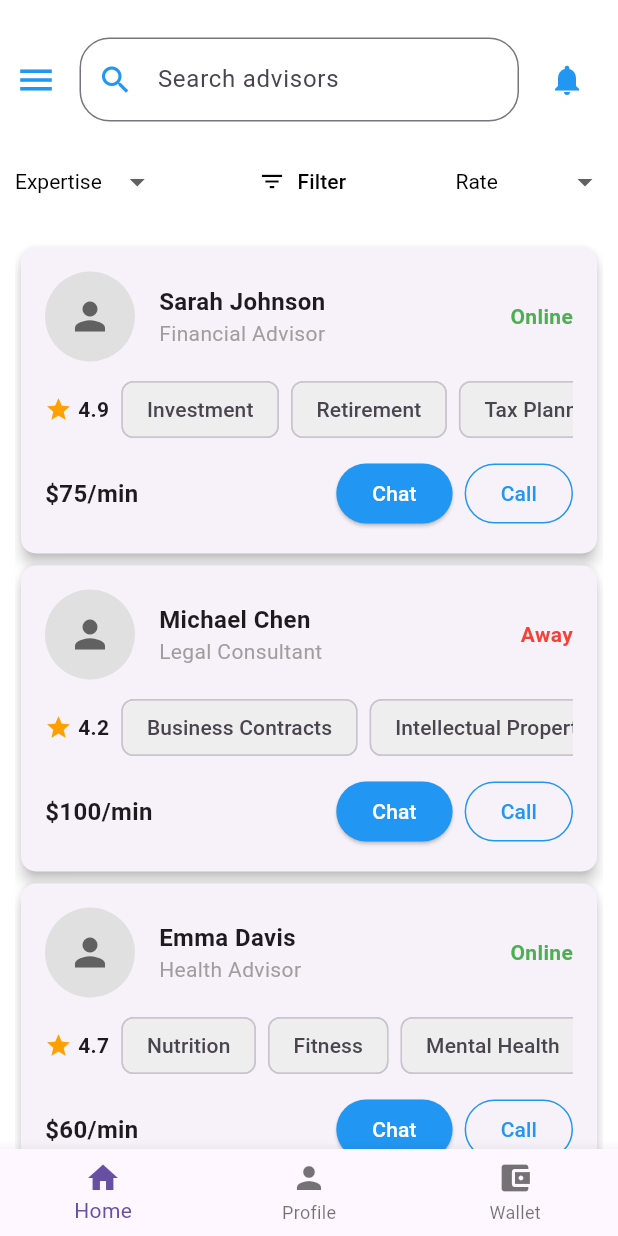
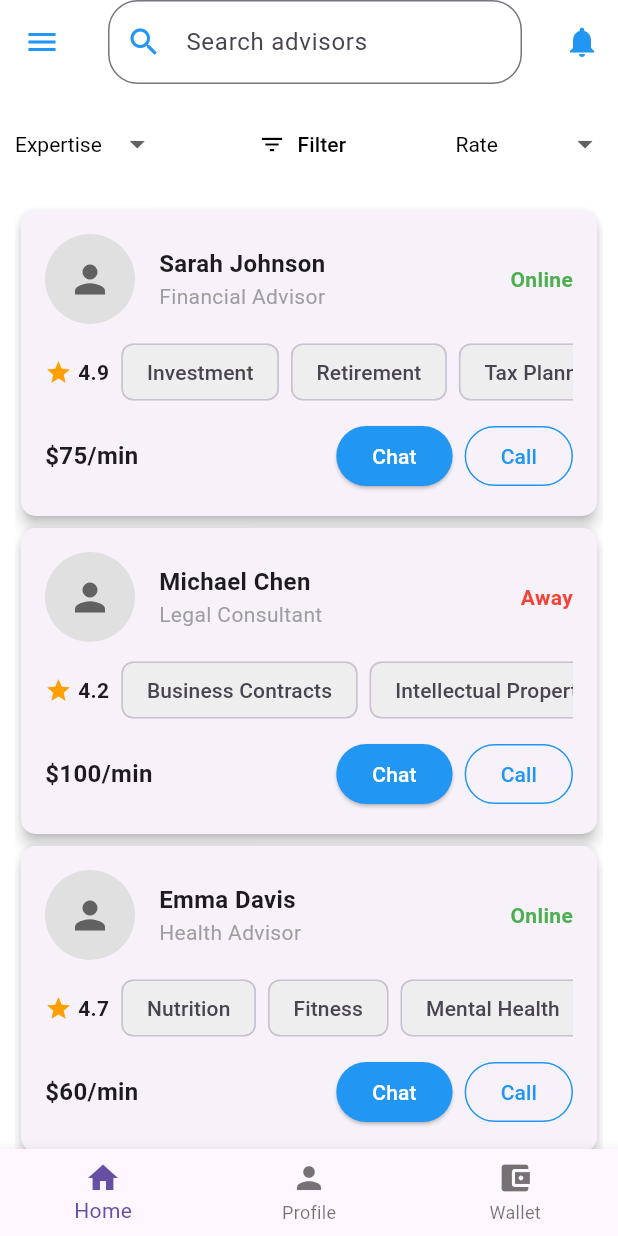
Before and after one commit to Pixelpiilot/Accociate, a Flutter app: the HomeScreen screen opened by its route, on a phone screen of 412 x 824 dp. Run offline on Flutter 3.47's test engine with Material 3 defaults, Android fonts, the phone set to English and light mode, and no system bars; our stand-ins replace pinput.

Commit message:
maun done!

```diff
--- a/lib/screen/home_screen.dart
+++ b/lib/screen/home_screen.dart
@@ -15,7 +15,7 @@ class _HomeScreenState extends State<HomeScreen> {
     // Ensure the status bar and other system UI elements are visible
     SystemChrome.setSystemUIOverlayStyle(const SystemUiOverlayStyle(
       statusBarColor: Colors.transparent, // Transparent status bar to allow showing system UI
-      statusBarIconBrightness: Brightness.dark, // Dark icons in status bar (can be changed based on your design)
+      statusBarIconBrightness: Brightness.dark, // Dark icons in status bar
     ));
     SystemChrome.setEnabledSystemUIMode(SystemUiMode.edgeToEdge);
   }
@@ -23,19 +23,58 @@ class _HomeScreenState extends State<HomeScreen> {
   @override
   Widget build(BuildContext context) {
     return Scaffold(
+      drawer: Drawer(
+        backgroundColor: Colors.blue,
+        child: ListView(
+
+          padding: EdgeInsets.only(top: 50),
+          children: [
+
+           // DrawerHeader(
+             // decoration: BoxDecoration(
+               // color: Colors.blue,
+             // ),
+             // child: const Text(
+              //  'Menu',
+             //   style: TextStyle(color: Colors.white, fontSize: 24),
+            //  ),
+           // ),
+            ListTile(
+              leading: const Icon(Icons.home, color: Colors.white,size: 30,),
+              title: const Text('Home' ,style: TextStyle(color: Colors.white, fontSize: 20),),
+              onTap: () {
+                Navigator.pop(context); // Close the drawer
+              },
+            ),
+            ListTile(
+              leading: const Icon(Icons.history,  color: Colors.white, size: 30,),
+              title: const Text('History',style: TextStyle(color: Colors.white,fontSize: 20),),
+              onTap: () {
+                Navigator.pop(context); // Close the drawer
+              },
+            ),
+            ListTile(
+              leading: const Icon(Icons.calendar_month,color: Colors.white , size: 30,),
+              title: const Text('Schedule',style: TextStyle(color: Colors.white,fontSize: 20),),
+              onTap: () {
+                Navigator.pop(context); // Close the drawer
+              },
+            ),
+            ListTile(
+              leading: const Icon(Icons.settings,color: Colors.white,size: 30,),
+              title: const Text('Settings',style: TextStyle(color: Colors.white,fontSize: 20),),
+              onTap: () {
+                Navigator.pop(context); // Close the drawer
+              },
+            ),
+          ],
+        ),
+      ),
+      appBar: AppBar(
         backgroundColor: Colors.white,
-      body: Padding(
-        padding: const EdgeInsets.only(top: 25.0,left: 10, right: 10),
-        child: Column(
-          crossAxisAlignment: CrossAxisAlignment.start,
-          children: [
-            // Top bar with menu, search bar, and notification icon
-            Row(
-              children: [
-                const Icon(Icons.menu, color: Colors.blue, size: 28),
-                const SizedBox(width: 15),
-                Expanded(
-                  child: TextField(
+        elevation: 0,
+        iconTheme: const IconThemeData(color: Colors.blue), // Menu icon color
+        title: TextField(
           decoration: InputDecoration(
             hintText: 'Search advisors',
             prefixIcon: const Icon(Icons.search, color: Colors.blue),
@@ -48,15 +87,19 @@ class _HomeScreenState extends State<HomeScreen> {
             ),
           ),
         ),
-                ),
-                const SizedBox(width: 8),
+        actions: [
           IconButton(
             icon: const Icon(Icons.notifications, color: Colors.blue),
             onPressed: () {},
           ),
         ],
       ),
-            const SizedBox(height: 16),
+      backgroundColor: Colors.white,
+      body: Padding(
+        padding: const EdgeInsets.only(top: 16.0, left: 10, right: 10),
+        child: Column(
+          crossAxisAlignment: CrossAxisAlignment.start,
+          children: [
             // Filters
             Row(
               mainAxisAlignment: MainAxisAlignment.spaceBetween,
```
Lines whose indentation alone changed are shown as unchanged.
